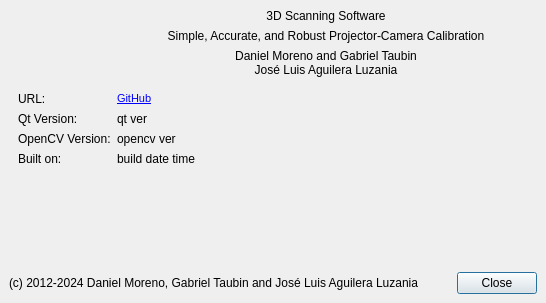
This is src/ui/AboutDialog.ui in JoseLuis-AL/SMCP as Qt 5 draws it before an edit. The edited form follows.
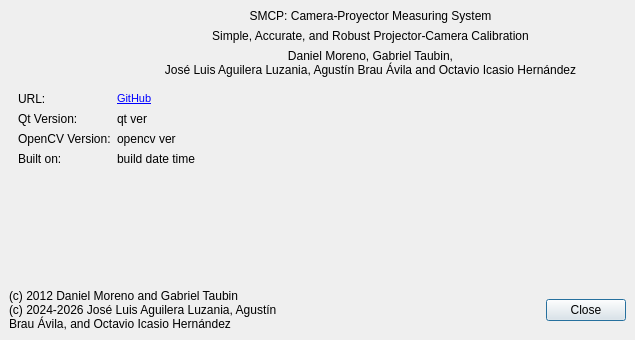
This is the edited form. Icons and pictures are not drawn.

```diff
--- a/src/ui/AboutDialog.ui
+++ b/src/ui/AboutDialog.ui
@@ -6,8 +6,8 @@
    <rect>
     <x>0</x>
     <y>0</y>
-    <width>546</width>
-    <height>303</height>
+    <width>635</width>
+    <height>340</height>
    </rect>
   </property>
   <property name="windowTitle">
@@ -55,7 +55,7 @@
        <item>
         <widget class="QLabel" name="title_label">
          <property name="text">
-          <string>3D Scanning Software</string>
+          <string>SMCP: Camera-Proyector Measuring System</string>
          </property>
          <property name="alignment">
           <set>Qt::AlignCenter</set>
@@ -75,12 +75,15 @@
        <item>
         <widget class="QLabel" name="label_author">
          <property name="text">
-          <string>Daniel Moreno and Gabriel Taubin
-José Luis Aguilera Luzania</string>
+          <string>Daniel Moreno, Gabriel Taubin,
+José Luis Aguilera Luzania, Agustín Brau Ávila and Octavio Icasio Hernández</string>
          </property>
          <property name="alignment">
           <set>Qt::AlignCenter</set>
          </property>
+         <property name="wordWrap">
+          <bool>true</bool>
+         </property>
         </widget>
        </item>
       </layout>
@@ -149,7 +152,7 @@
 &lt;html&gt;&lt;head&gt;&lt;meta name=&quot;qrichtext&quot; content=&quot;1&quot; /&gt;&lt;style type=&quot;text/css&quot;&gt;
 p, li { white-space: pre-wrap; }
 &lt;/style&gt;&lt;/head&gt;&lt;body style=&quot; font-family:'MS Shell Dlg 2'; font-size:8pt; font-weight:400; font-style:normal;&quot;&gt;
-&lt;p style=&quot; margin-top:0px; margin-bottom:0px; margin-left:0px; margin-right:0px; -qt-block-indent:0; text-indent:0px;&quot;&gt;&lt;a href=&quot;https://github.com/JoseLuis-AL/SMCP-CPP&quot;&gt;&lt;span style=&quot; text-decoration: underline; color:#0000ff;&quot;&gt;GitHub&lt;/span&gt;&lt;/a&gt;&lt;/p&gt;&lt;/body&gt;&lt;/html&gt;</string>
+&lt;p style=&quot; margin-top:0px; margin-bottom:0px; margin-left:0px; margin-right:0px; -qt-block-indent:0; text-indent:0px;&quot;&gt;&lt;a href=&quot;https://github.com/JoseLuis-AL/SMCP&quot;&gt;&lt;span style=&quot; text-decoration: underline; color:#0000ff;&quot;&gt;GitHub&lt;/span&gt;&lt;/a&gt;&lt;/p&gt;&lt;/body&gt;&lt;/html&gt;</string>
         </property>
         <property name="textFormat">
          <enum>Qt::RichText</enum>
@@ -180,7 +183,11 @@
      <item>
       <widget class="QLabel" name="author_label">
        <property name="text">
-        <string>(c) 2012-2024 Daniel Moreno, Gabriel Taubin and José Luis Aguilera Luzania</string>
+        <string>(c) 2012 Daniel Moreno and Gabriel Taubin
+(c) 2024-2026 José Luis Aguilera Luzania, Agustín Brau Ávila, and Octavio Icasio Hernández</string>
+       </property>
+       <property name="wordWrap">
+        <bool>true</bool>
        </property>
       </widget>
      </item>
```
Left out of the diff: 2 changed lines with no effect on the pictures.
